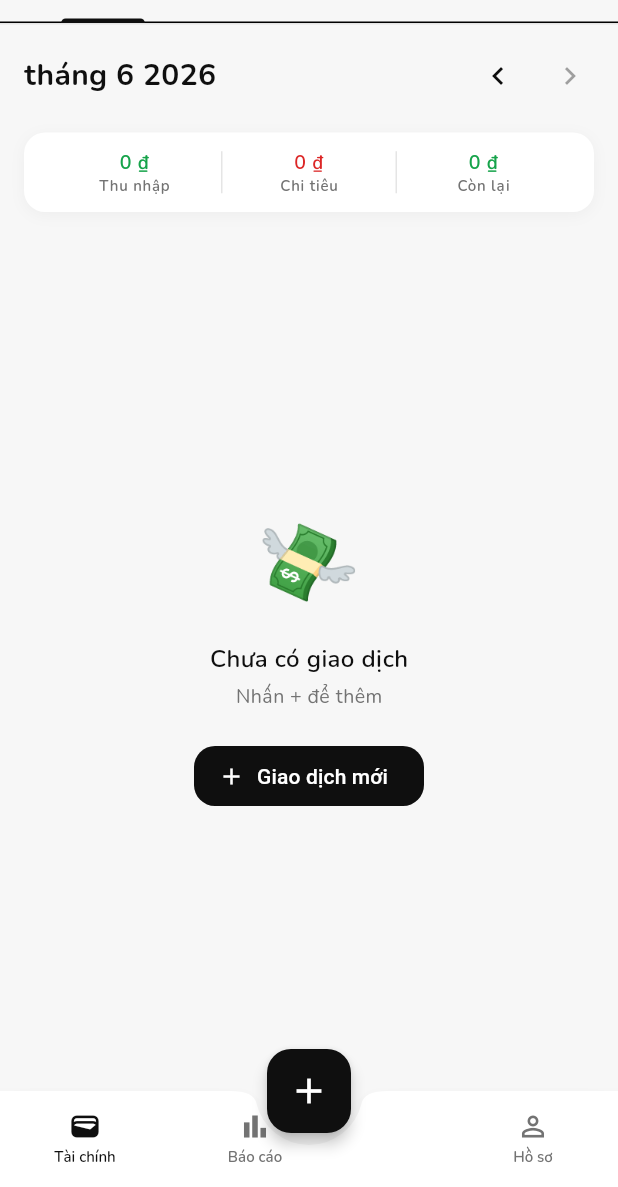
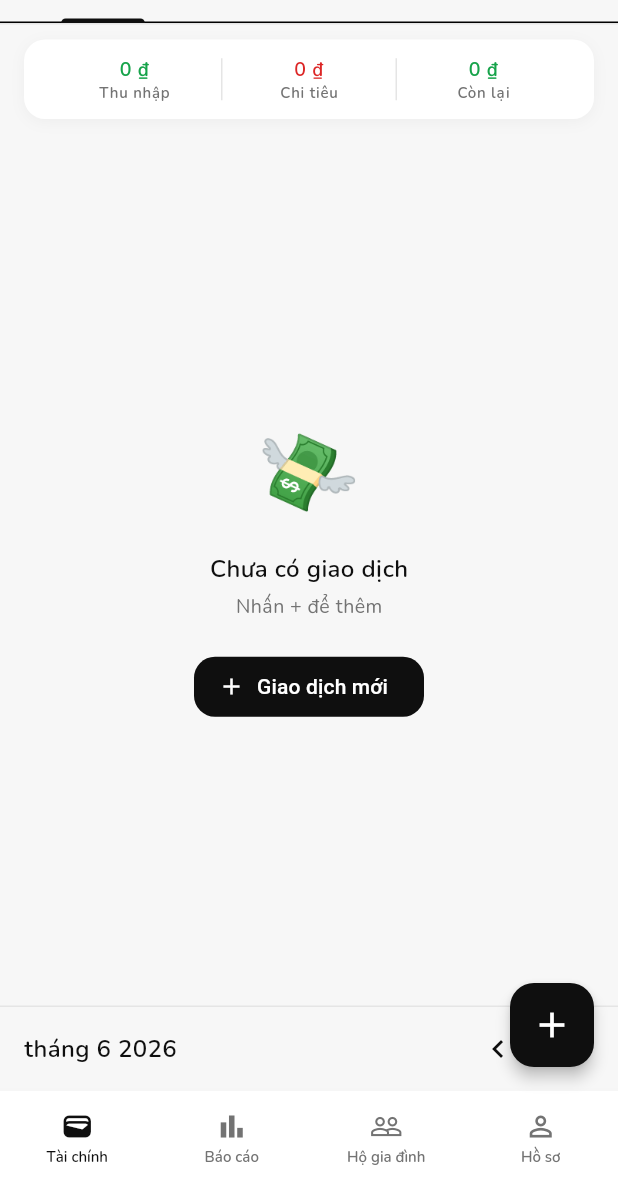
Before and after one commit to flynn-ng/my_money, a Flutter app: the screen it shows once a user with an empty profile is signed in, on a phone screen of 412 x 824 dp, the part 49-1236 px from its top. Run offline on Flutter 3.47's test engine with Material 3 defaults, Android fonts, the phone set to English and light mode, and no system bars; drawn by our look-alikes of flutter_animate; our stand-ins replace fl_chart, flutter_form_builder, flutter_riverpod, form_builder_validators, gap, go_router and 3 more; accounts and stored records are empty.

Commit message:
fix: bugs

```diff
--- a/lib/app.dart
+++ b/lib/app.dart
@@ -13,6 +13,7 @@ import 'features/auth/presentation/login_screen.dart';
 import 'features/auth/presentation/register_screen.dart';
 import 'features/budget/presentation/set_budget_screen.dart';
 import 'features/home/presentation/home_screen.dart';
+import 'features/household/presentation/household_screen.dart' show HouseholdPage;
 import 'features/transactions/presentation/category_management_screen.dart';
 import 'features/profile/presentation/profile_screen.dart';
 import 'features/reports/presentation/reports_screen.dart';
@@ -92,6 +93,11 @@ final routerProvider = Provider<GoRouter>((ref) {
                 const NoTransitionPage(child: ReportsScreen()),
           ),
           GoRoute(
+            path: '/household',
+            pageBuilder: (ctx, st) =>
+                const NoTransitionPage(child: HouseholdPage()),
+          ),
+          GoRoute(
             path: '/profile',
             pageBuilder: (ctx, st) =>
                 const NoTransitionPage(child: ProfileScreen()),
@@ -114,11 +120,12 @@ class _AppShell extends ConsumerStatefulWidget {
 class _AppShellState extends ConsumerState<_AppShell> {
   int _prevIndex = 0;
 
-  static const _tabs = ['/home', '/reports', '/profile'];
+  static const _tabs = ['/home', '/reports', '/household', '/profile'];
 
   int _indexForLocation(String location) {
     if (location.startsWith('/reports')) return 1;
-    if (location.startsWith('/profile')) return 2;
+    if (location.startsWith('/household')) return 2;
+    if (location.startsWith('/profile')) return 3;
     return 0;
   }
 
@@ -156,8 +163,14 @@ class _AppShellState extends ConsumerState<_AppShell> {
   }
 
   Widget _buildNavBar(BuildContext context, int currentIndex) {
-    final hasFab = currentIndex == 0;
-    final navItems = [
+    return BottomAppBar(
+      height: 64,
+      padding: EdgeInsets.zero,
+      color: Colors.white,
+      elevation: 8,
+      shadowColor: Colors.black12,
+      child: Row(
+        children: [
           Expanded(
             child: _NavItem(
               icon: Icons.wallet_outlined,
@@ -176,27 +189,26 @@ class _AppShellState extends ConsumerState<_AppShell> {
               onTap: () => context.go('/reports'),
             ),
           ),
-      if (hasFab) const SizedBox(width: 72),
+          Expanded(
+            child: _NavItem(
+              icon: Icons.people_outline,
+              selectedIcon: Icons.people,
+              label: S.tabHousehold,
+              selected: currentIndex == 2,
+              onTap: () => context.go('/household'),
+            ),
+          ),
           Expanded(
             child: _NavItem(
               icon: Icons.person_outline,
               selectedIcon: Icons.person,
               label: S.tabProfile,
-          selected: currentIndex == 2,
+              selected: currentIndex == 3,
               onTap: () => context.go('/profile'),
             ),
           ),
-    ];
-
-    return BottomAppBar(
-      height: 64,
-      padding: EdgeInsets.zero,
-      color: Colors.white,
-      elevation: 8,
-      shadowColor: Colors.black12,
-      shape: hasFab ? const CircularNotchedRectangle() : null,
-      notchMargin: hasFab ? 8 : 0,
-      child: Row(children: navItems),
+        ],
+      ),
     );
   }
 
@@ -253,7 +265,7 @@ class _AppShellState extends ConsumerState<_AppShell> {
         ),
       ),
       floatingActionButton: _buildFab(context, currentIndex, financeTab),
-      floatingActionButtonLocation: FloatingActionButtonLocation.centerDocked,
+      floatingActionButtonLocation: FloatingActionButtonLocation.endFloat,
       bottomNavigationBar: _buildNavBar(context, currentIndex),
     );
   }
--- a/lib/features/home/presentation/home_screen.dart
+++ b/lib/features/home/presentation/home_screen.dart
@@ -80,13 +80,28 @@ class _FinanceScreenState extends ConsumerState<FinanceScreen>
                 ],
               ),
             ),
-            // ── Month header ──────────────────────────────────────
-            Padding(
-              padding: EdgeInsets.fromLTRB(hPad(context), 10, 8, 4),
+            // ── Tab content ───────────────────────────────────────
+            Expanded(
+              child: TabBarView(
+                controller: _tabController,
+                physics: const NeverScrollableScrollPhysics(),
+                children: const [
+                  TransactionListBody(),
+                  BudgetBody(),
+                  SavingsBody(),
+                ],
+              ),
+            ),
+            // ── Month navigator (bottom, thumb-friendly) ──────────
+            Container(
+              decoration: const BoxDecoration(
+                border: Border(top: BorderSide(color: AppColors.divider)),
+              ),
+              padding: EdgeInsets.fromLTRB(hPad(context), 4, 8, 4),
               child: Row(
                 children: [
                   Expanded(
-                    child: Text(month.monthYear, style: AppTextStyles.titleLarge)
+                    child: Text(month.monthYear, style: AppTextStyles.titleMedium)
                         .animate(key: ValueKey(month))
                         .fadeIn(duration: 200.ms)
                         .slideX(begin: -0.05),
@@ -106,18 +121,6 @@ class _FinanceScreenState extends ConsumerState<FinanceScreen>
                 ],
               ),
             ),
-            // ── Tab content ───────────────────────────────────────
-            Expanded(
-              child: TabBarView(
-                controller: _tabController,
-                physics: const NeverScrollableScrollPhysics(),
-                children: const [
-                  TransactionListBody(),
-                  BudgetBody(),
-                  SavingsBody(),
-                ],
-              ),
-            ),
           ],
         ),
       ),
--- a/lib/features/profile/presentation/profile_screen.dart
+++ b/lib/features/profile/presentation/profile_screen.dart
@@ -8,7 +8,6 @@ import '../../../core/l10n/app_strings.dart';
 import '../../../core/utils/responsive.dart';
 import '../../auth/data/auth_repository.dart';
 import '../../auth/domain/profile_model.dart';
-import '../../household/presentation/household_screen.dart';
 
 class ProfileScreen extends ConsumerStatefulWidget {
   const ProfileScreen({super.key});
@@ -24,7 +23,7 @@ class _ProfileScreenState extends ConsumerState<ProfileScreen>
   @override
   void initState() {
     super.initState();
-    _tabController = TabController(length: 3, vsync: this);
+    _tabController = TabController(length: 2, vsync: this);
   }
 
   @override
@@ -125,7 +124,6 @@ class _ProfileScreenState extends ConsumerState<ProfileScreen>
                 unselectedLabelStyle: AppTextStyles.bodyMedium,
                 tabs: const [
                   Tab(text: S.tabProfile),
-                  Tab(text: S.tabHousehold),
                   Tab(text: S.tabSettings),
                 ],
               ),
@@ -136,7 +134,6 @@ class _ProfileScreenState extends ConsumerState<ProfileScreen>
                 controller: _tabController,
                 children: [
                   _ProfileTab(profileAsync: profileAsync),
-                  const HouseholdScreen(),
                   _SettingsTab(onSignOut: _signOut),
                 ],
               ),
```
Also changed, not shown: lib/features/household/presentation/household_screen.dart (+28 -4 lines), 1 other file. Lines whose indentation alone changed are shown as unchanged.
